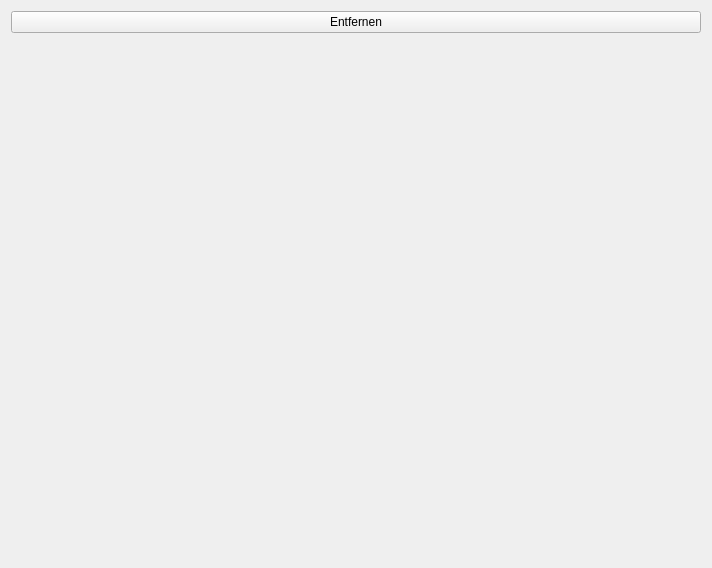
Before: the Qt Designer form UI/CharakterTab.ui in Ilaris-Tools/SephrastoGruppenBogen, drawn with Qt 5.
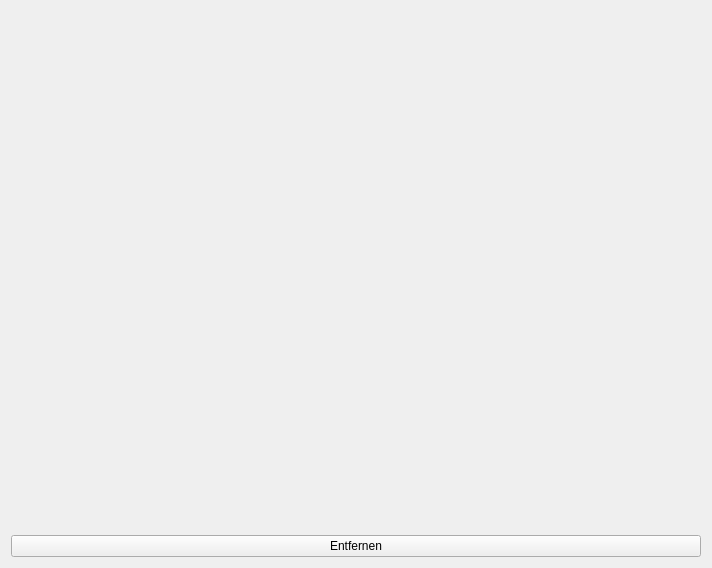
After: the same form once the commit is applied.

The edit to the form file:
```diff
--- a/UI/CharakterTab.ui
+++ b/UI/CharakterTab.ui
@@ -14,13 +14,6 @@
    <string>Form</string>
   </property>
   <layout class="QVBoxLayout" name="verticalLayout">
-   <item>
-    <widget class="QPushButton" name="btnRemove">
-     <property name="text">
-      <string>Entfernen</string>
-     </property>
-    </widget>
-   </item>
    <item>
     <spacer name="verticalSpacer">
      <property name="orientation">
@@ -34,6 +27,13 @@
      </property>
     </spacer>
    </item>
+   <item>
+    <widget class="QPushButton" name="btnRemove">
+     <property name="text">
+      <string>Entfernen</string>
+     </property>
+    </widget>
+   </item>
   </layout>
  </widget>
  <resources/>
```
